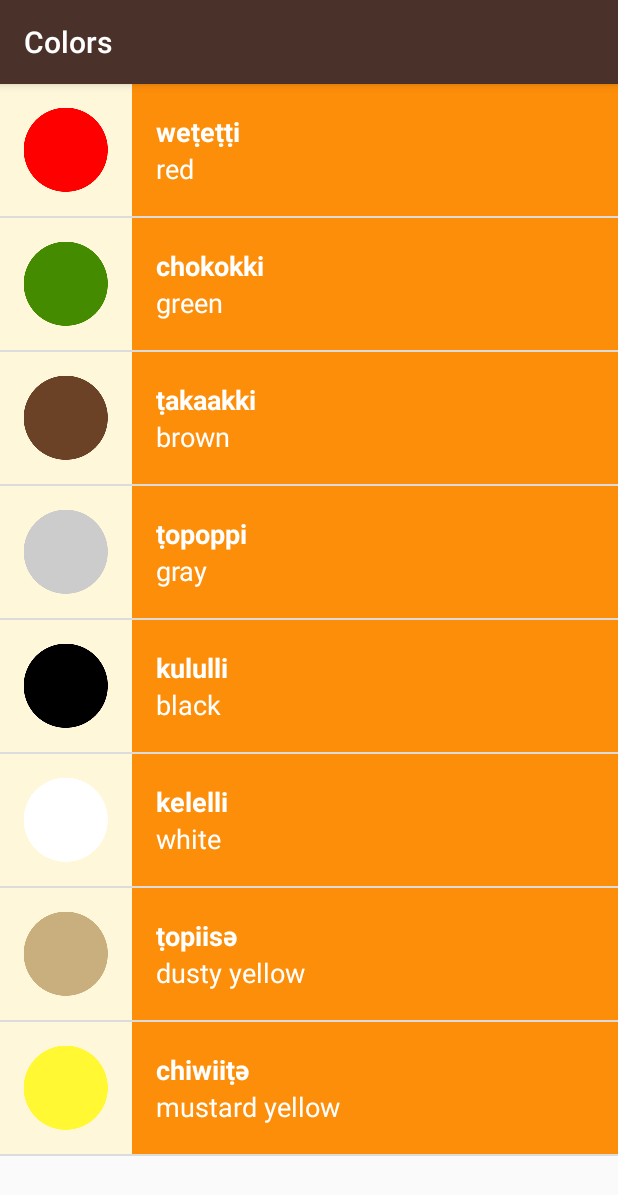
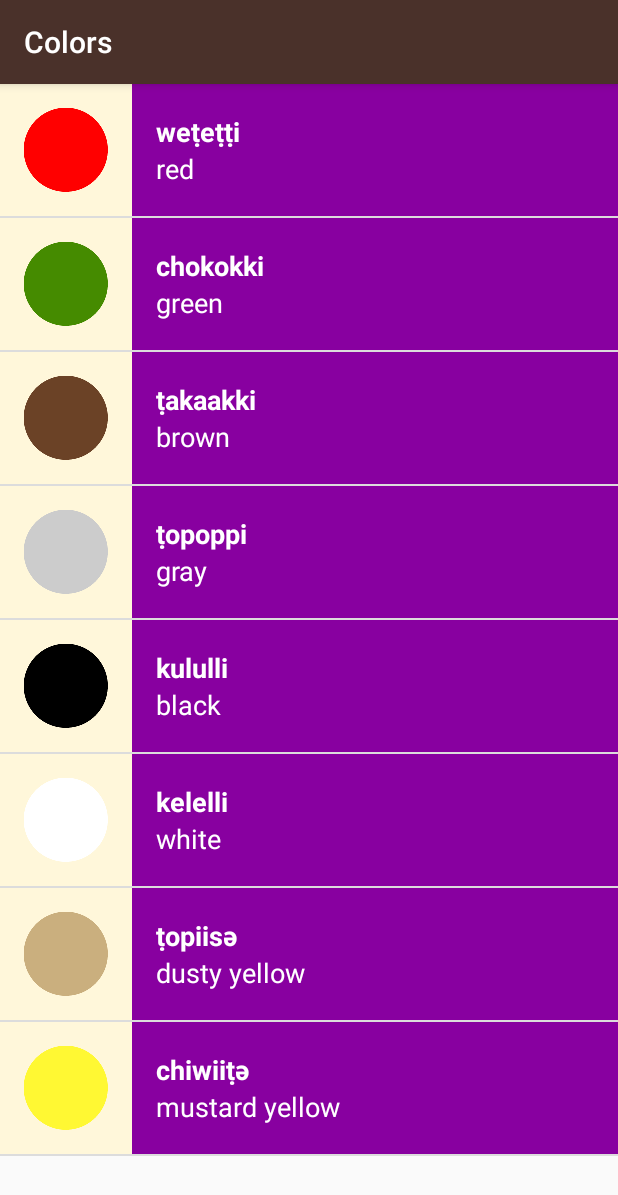
Before and after one commit to jpokharel/MiwokPractice, an Android app: the ColorsActivity screen opened directly, with no data from a screen before it, on a phone screen of 412 x 824 dp. Shown: the top 1195 px of the screen. Run offline under Robolectric (Android 15) with nearby library versions, the light colour scheme and no system bars.

Commit message:
Added color polish

```diff
--- a/app/src/main/java/com/example/android/miwok/ColorsActivity.java
+++ b/app/src/main/java/com/example/android/miwok/ColorsActivity.java
@@ -25,7 +25,7 @@ public class ColorsActivity extends AppCompatActivity {
 
 
 
-        WordAdapter itemsAdapter = new WordAdapter(this, words);
+        WordAdapter itemsAdapter = new WordAdapter(this, words,R.color.category_colors);
         ListView listView = (ListView) findViewById(R.id.list);
         listView.setAdapter(itemsAdapter);
     }
--- a/app/src/main/java/com/example/android/miwok/FamilyActivity.java
+++ b/app/src/main/java/com/example/android/miwok/FamilyActivity.java
@@ -27,7 +27,7 @@ public class FamilyActivity extends AppCompatActivity {
 
 
 
-        WordAdapter itemsAdapter = new WordAdapter(this, words);
+        WordAdapter itemsAdapter = new WordAdapter(this, words,R.color.category_family);
         ListView listView = (ListView) findViewById(R.id.list);
         listView.setAdapter(itemsAdapter);
     }
--- a/app/src/main/java/com/example/android/miwok/NumbersActivity.java
+++ b/app/src/main/java/com/example/android/miwok/NumbersActivity.java
@@ -26,7 +26,7 @@ public class NumbersActivity extends AppCompatActivity {
         words.add(new Word("na'aacha","ten",R.drawable.number_ten));
 
 
-        WordAdapter itemsAdapter = new WordAdapter(this, words);
+        WordAdapter itemsAdapter = new WordAdapter(this, words,R.color.category_numbers);
         ListView listView = (ListView) findViewById(R.id.list);
         listView.setAdapter(itemsAdapter);
         //GridView gridView = (GridView) findViewById(R.id.list);
--- a/app/src/main/java/com/example/android/miwok/PhrasesActivity.java
+++ b/app/src/main/java/com/example/android/miwok/PhrasesActivity.java
@@ -27,7 +27,7 @@ public class PhrasesActivity extends AppCompatActivity {
 
 
 
-        WordAdapter itemsAdapter = new WordAdapter(this, words);
+        WordAdapter itemsAdapter = new WordAdapter(this, words,R.color.category_phrases);
         ListView listView = (ListView) findViewById(R.id.list);
         listView.setAdapter(itemsAdapter);
     }
--- a/app/src/main/java/com/example/android/miwok/WordAdapter.java
+++ b/app/src/main/java/com/example/android/miwok/WordAdapter.java
@@ -2,6 +2,7 @@ package com.example.android.miwok;
 
 import android.content.Context;
 import android.support.annotation.NonNull;
+import android.support.v4.content.ContextCompat;
 import android.view.LayoutInflater;
 import android.view.View;
 import android.view.ViewGroup;
@@ -17,9 +18,11 @@ import java.util.List;
 
 public class WordAdapter extends ArrayAdapter<Word> {
 
+    private int mColorResourceId;
 
-    public WordAdapter(@NonNull Context context,  @NonNull List<Word> objects) {
+    public WordAdapter(@NonNull Context context,  @NonNull List<Word> objects, int colorResourceId) {
         super(context, 0, objects);
+        mColorResourceId=colorResourceId;
     }
 
     @Override
@@ -47,6 +50,9 @@ public class WordAdapter extends ArrayAdapter<Word> {
             imageView.setVisibility(View.GONE);
         }
 
+        View textContainer = listItemView.findViewById(R.id.text_container);
+        int color = ContextCompat.getColor(getContext(),mColorResourceId);
+        textContainer.setBackgroundColor(color);
         return listItemView;
     }
 }
--- a/app/src/main/res/layout/list_item.xml
+++ b/app/src/main/res/layout/list_item.xml
@@ -13,6 +13,7 @@
         />
 
     <LinearLayout
+        android:id="@+id/text_container"
         android:layout_width="match_parent"
         android:layout_height="88dp"
         android:orientation="vertical"
```
